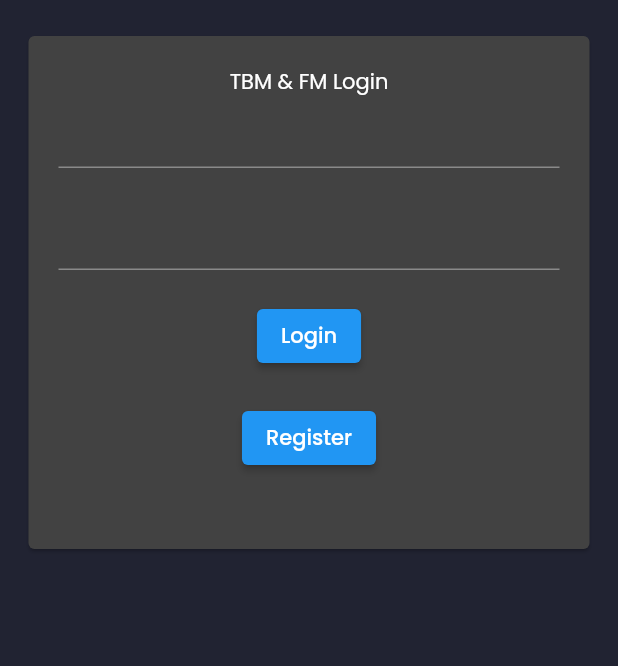
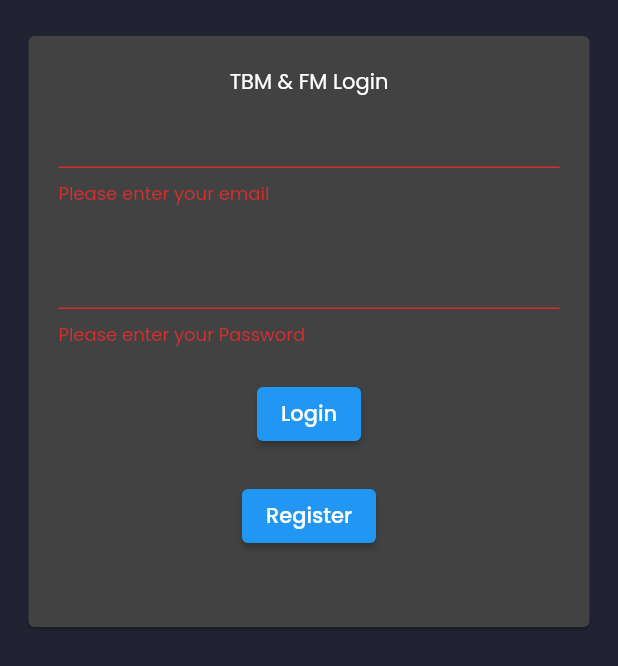
Before and after one commit to aradapt/tripandboat, a Flutter app: the screen it shows after launch, after a tap on "Register", on a phone screen of 412 x 824 dp. Shown: the top 666 px of the screen. Run offline on Flutter 3.47's test engine with Material 2 defaults, Android fonts, the phone set to English and light mode, and no system bars; our stand-ins replace data_table_2, fl_chart, flutter_svg, form_field_validator, google_fonts; project files that could hold a hidden picture were left out.

Commit message:
login validator password

```diff
--- a/lib/screens/login/login_screen.dart
+++ b/lib/screens/login/login_screen.dart
@@ -1,4 +1,5 @@
 import 'package:flutter/material.dart';
+import 'package:form_field_validator/form_field_validator.dart';
 import 'package:tbmfm/models/profile.dart';
 import 'package:tbmfm/screens/login/register_screen.dart';
 import 'package:tbmfm/screens/main/main_screen.dart';
@@ -31,6 +32,8 @@ class _LoginScreenState extends State<LoginScreen> {
                         height: 20,
                       ),
                       TextFormField(
+                        validator: RequiredValidator(
+                            errorText: 'Please enter your email'),
                         keyboardType: TextInputType.emailAddress,
                         onSaved: (String? email) {
                           profile.email = email;
@@ -41,6 +44,8 @@ class _LoginScreenState extends State<LoginScreen> {
                       ),
                       TextFormField(
                         obscureText: true,
+                        validator: RequiredValidator(
+                            errorText: 'Please enter your Password'),
                         onSaved: (String? password) {
                           profile.password = password;
                         },
@@ -57,8 +62,10 @@ class _LoginScreenState extends State<LoginScreen> {
                       ),
                       ElevatedButton(
                           onPressed: () {
-                            formkey.currentState!.save();
-                            formkey.currentState!.reset();
+                            if (formkey.currentState!.validate()) {
+                              formkey.currentState!.save();
+                              formkey.currentState!.reset();
+                            }
                           },
                           child: Text('Register')),
                       SizedBox(
```
Also changed, not shown: pubspec.lock.
